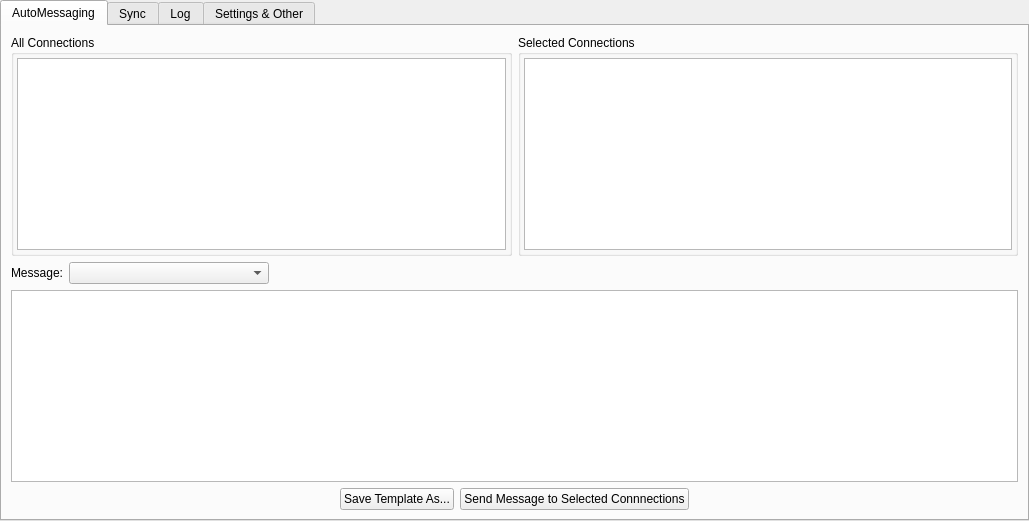
Above: src/gui/ui/instancewidget.ui from smalbadger/social before the change. Below: the same form after it.
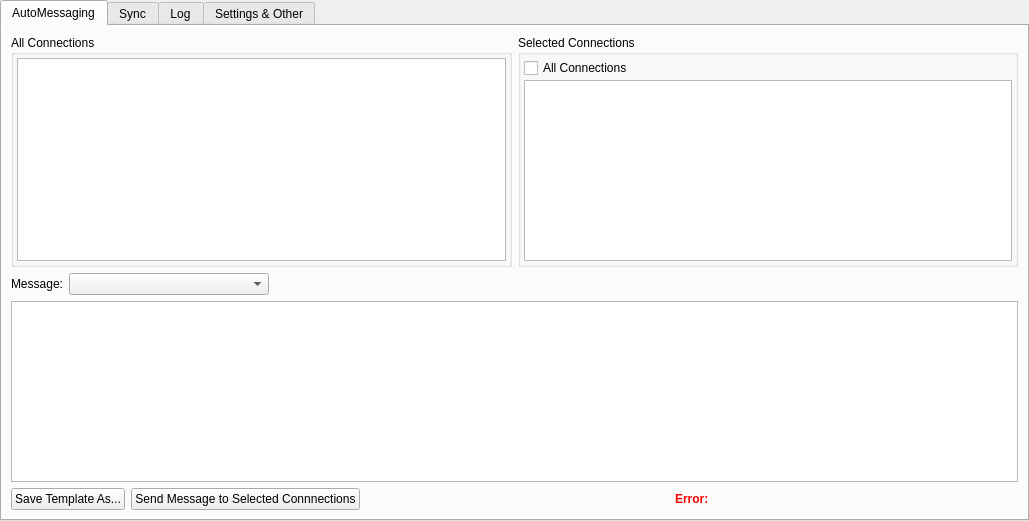
That is the form after the change. The open tabs and pages were chosen to show the change.

Commit message: restructured GUI, added functionality behind GUI

The edit to the form file:
```diff
--- a/src/gui/ui/instancewidget.ui
+++ b/src/gui/ui/instancewidget.ui
@@ -62,7 +62,7 @@
             <property name="spacing">
              <number>2</number>
             </property>
-            <item row="0" column="0">
+            <item row="1" column="0">
              <widget class="QListWidget" name="allConnectionsList">
               <property name="sizePolicy">
                <sizepolicy hsizetype="Preferred" vsizetype="Expanding">
@@ -102,7 +102,7 @@
             <property name="spacing">
              <number>2</number>
             </property>
-            <item row="0" column="0">
+            <item row="1" column="0">
              <widget class="QListWidget" name="selectedConnectionsList">
               <property name="sizePolicy">
                <sizepolicy hsizetype="Preferred" vsizetype="Expanding">
@@ -118,6 +118,13 @@
               </property>
              </widget>
             </item>
+            <item row="0" column="0">
+             <widget class="QCheckBox" name="selectAllBox">
+              <property name="text">
+               <string>All Connections</string>
+              </property>
+             </widget>
+            </item>
            </layout>
           </widget>
          </item>
@@ -167,27 +174,10 @@
           </layout>
          </item>
          <item>
-          <widget class="QTextEdit" name="messageTemplateEdit">
-           <property name="enabled">
-            <bool>true</bool>
-           </property>
-          </widget>
+          <widget class="QPlainTextEdit" name="messageTemplateEdit"/>
          </item>
          <item>
           <layout class="QHBoxLayout" name="horizontalLayout_2">
-           <item>
-            <spacer name="horizontalSpacer">
-             <property name="orientation">
-              <enum>Qt::Horizontal</enum>
-             </property>
-             <property name="sizeHint" stdset="0">
-              <size>
-               <width>40</width>
-               <height>20</height>
-              </size>
-             </property>
-            </spacer>
-           </item>
            <item>
             <widget class="QPushButton" name="saveTemplateButton">
              <property name="enabled">
@@ -211,6 +201,69 @@
              </property>
             </widget>
            </item>
+           <item>
+            <spacer name="horizontalSpacer_4">
+             <property name="orientation">
+              <enum>Qt::Horizontal</enum>
+             </property>
+             <property name="sizeHint" stdset="0">
+              <size>
+               <width>40</width>
+               <height>20</height>
+              </size>
+             </property>
+            </spacer>
+           </item>
+           <item>
+            <widget class="QLabel" name="errorLabel">
+             <property name="palette">
+              <palette>
+               <active>
+                <colorrole role="WindowText">
+                 <brush brushstyle="SolidPattern">
+                  <color alpha="255">
+                   <red>252</red>
+                   <green>0</green>
+                   <blue>0</blue>
+                  </color>
+                 </brush>
+                </colorrole>
+               </active>
+               <inactive>
+                <colorrole role="WindowText">
+                 <brush brushstyle="SolidPattern">
+                  <color alpha="255">
+                   <red>252</red>
+                   <green>0</green>
+                   <blue>0</blue>
+                  </color>
+                 </brush>
+                </colorrole>
+               </inactive>
+               <disabled>
+                <colorrole role="WindowText">
+                 <brush brushstyle="SolidPattern">
+                  <color alpha="255">
+                   <red>120</red>
+                   <green>120</green>
+                   <blue>120</blue>
+                  </color>
+                 </brush>
+                </colorrole>
+               </disabled>
+              </palette>
+             </property>
+             <property name="font">
+              <font>
+               <weight>75</weight>
+               <bold>true</bold>
+              </font>
+             </property>
+             <property name="text">
+              <string>Error:</string>
+             </property>
+            </widget>
+           </item>
            <item>
             <spacer name="horizontalSpacer_2">
              <property name="orientation">
```
Left out of the diff: 128 changed lines with no effect on the pictures. The commit also changes 4 other files.
